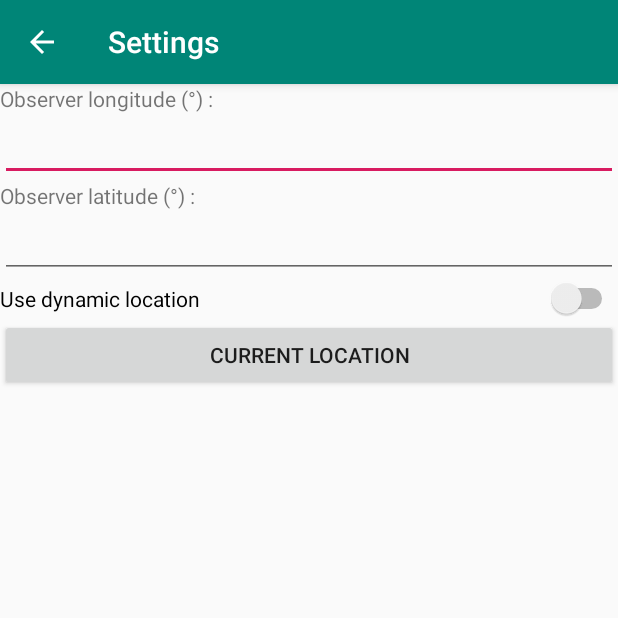
After one commit to altillimity/SatPredict, an Android app: the ConfigActivity screen opened directly, with no data from a screen before it, on a phone screen of 412 x 824 dp, the top half of it. The commit adds this screen. Run offline under Robolectric (Android 15) with nearby library versions, the phone set to English and light mode, and no system bars; libraries missing offline, so code that uses them is left out: org.json.simple; 2 statements that could not run were skipped.

Commit message:
Config menu

```diff
--- a/app/src/main/AndroidManifest.xml
+++ b/app/src/main/AndroidManifest.xml
@@ -2,6 +2,7 @@
 <manifest xmlns:android="http://schemas.android.com/apk/res/android"
     package="com.altillimity.satpredict">
 
+    <uses-permission android:name="android.permission.ACCESS_FINE_LOCATION" />
     <uses-permission android:name="android.permission.INTERNET" />
     <uses-permission android:name="android.permission.ACCESS_NETWORK_STATE"  />
 
@@ -25,6 +26,9 @@
         <activity android:name=".activities.MapActivity"
             android:parentActivityName=".activities.MenuActivity">
         </activity>
+        <activity android:name=".activities.ConfigActivity"
+            android:parentActivityName=".activities.MenuActivity">
+        </activity>
     </application>
 
 </manifest>
--- /dev/null
+++ b/app/src/main/java/com/altillimity/satpredict/activities/ConfigActivity.java
@@ -0,0 +1,111 @@
+package com.altillimity.satpredict.activities;
+
+import android.Manifest;
+import android.app.Activity;
+import android.app.AlertDialog;
+import android.content.Context;
+import android.content.Intent;
+import android.content.pm.PackageManager;
+import android.location.Location;
+import android.location.LocationListener;
+import android.location.LocationManager;
+import android.os.Bundle;
+import android.view.KeyEvent;
+import android.view.View;
+import android.widget.Button;
+import android.widget.EditText;
+import android.widget.Switch;
+import android.widget.Toast;
+
+import androidx.annotation.Nullable;
+import androidx.appcompat.app.AppCompatActivity;
+import androidx.appcompat.widget.ContentFrameLayout;
+import androidx.core.app.ActivityCompat;
+import androidx.core.content.ContextCompat;
+
+import com.altillimity.satpredict.R;
+
+public class ConfigActivity extends AppCompatActivity implements LocationListener {
+    EditText latField;
+    EditText lonField;
+
+    Button locateButton;
+
+    Switch dynamicLocationSwitch;
+
+    Activity thisAct = this;
+
+    LocationManager locationManager;
+
+    @Override
+    protected void onCreate(@Nullable Bundle savedInstanceState) {
+        super.onCreate(savedInstanceState);
+
+        setContentView(R.layout.config_view);
+        this.setTitle("Settings");
+
+        latField = findViewById(R.id.editTextLatitude);
+        lonField = findViewById(R.id.editTextLongitude);
+
+        latField.setText(MenuActivity.DATA.getLatitude());
+        lonField.setText(MenuActivity.DATA.getLongitude());
+
+        dynamicLocationSwitch = findViewById(R.id.switchDynamicLocation);
+
+        locateButton = findViewById(R.id.buttonAutoLocate);
+        locateButton.setOnClickListener(new LocateButtonListener());
+    }
+
+    public class LocateButtonListener implements View.OnClickListener {
+        @Override
+        public void onClick(View v) {
+            if (ContextCompat.checkSelfPermission(thisAct,
+                    Manifest.permission.ACCESS_FINE_LOCATION) != PackageManager.PERMISSION_GRANTED)
+                ActivityCompat.requestPermissions(thisAct, new String[] { Manifest.permission.ACCESS_FINE_LOCATION },
+                        99);
+            try {
+                Toast.makeText(thisAct, "Getting your current location...", Toast.LENGTH_SHORT).show();
+                locationManager = (LocationManager) getSystemService(Context.LOCATION_SERVICE);
+                locationManager.requestLocationUpdates(LocationManager.GPS_PROVIDER, 5000, 5, ConfigActivity.this);
+            } catch (SecurityException e) {
+                e.printStackTrace();
+                Toast.makeText(thisAct, "Error while getting your location!", Toast.LENGTH_SHORT).show();
+            }
+        }
+    }
+
+    @Override
+    public void onLocationChanged(Location location) {
+        lonField.setText(String.valueOf(location.getLongitude()));
+        latField.setText(String.valueOf(location.getLatitude()));
+        locationManager.removeUpdates(ConfigActivity.this);
+        Toast.makeText(thisAct, "Done!", Toast.LENGTH_SHORT).show();
+        MenuActivity.DATA.setLatitude(latField.getText().toString());
+        MenuActivity.DATA.setLongitude(lonField.getText().toString());
+        MenuActivity.DATA.saveConfig();
+    }
+
+    @Override
+    public void onProviderDisabled(String provider) {
+        Toast.makeText(this, "Please enable location to enable auto filling your longitude and latitude!",
+                Toast.LENGTH_SHORT).show();
+    }
+
+    @Override
+    public void onProviderEnabled(String provider) {
+
+    }
+
+    @Override
+    public void onStatusChanged(String provider, int status, Bundle extras) {
+
+    }
+
+    @Override
+    protected void onDestroy() {
+        super.onDestroy();
+        MenuActivity.DATA.setLatitude(latField.getText().toString());
+        MenuActivity.DATA.setLongitude(lonField.getText().toString());
+        MenuActivity.DATA.saveConfig();
+    }
+}
--- /dev/null
+++ b/app/src/main/res/layout/config_view.xml
@@ -0,0 +1,47 @@
+<?xml version="1.0" encoding="utf-8"?>
+<LinearLayout xmlns:android="http://schemas.android.com/apk/res/android"
+    android:orientation="vertical" android:layout_width="match_parent"
+    android:layout_height="match_parent">
+
+    <TextView
+        android:id="@+id/lblLong"
+        android:layout_width="match_parent"
+        android:layout_height="wrap_content"
+        android:text="Observer longitude (°) :" />
+
+    <EditText
+        android:id="@+id/editTextLongitude"
+        android:layout_width="match_parent"
+        android:layout_height="wrap_content"
+        android:ems="10"
+        android:inputType="textPersonName"
+        android:text="0.00000" />
+
+    <TextView
+        android:id="@+id/lblLat"
+        android:layout_width="match_parent"
+        android:layout_height="wrap_content"
+        android:text="Observer latitude (°) :" />
+
+    <EditText
+        android:id="@+id/editTextLatitude"
+        android:layout_width="match_parent"
+        android:layout_height="wrap_content"
+        android:ems="10"
+        android:inputType="textPersonName"
+        android:text="0.00000" />
+
+    <Switch
+        android:id="@+id/switchDynamicLocation"
+        android:layout_width="match_parent"
+        android:layout_height="wrap_content"
+        android:checked="false"
+        android:text="Use dynamic location" />
+
+    <Button
+        android:id="@+id/buttonAutoLocate"
+        android:layout_width="match_parent"
+        android:layout_height="wrap_content"
+        android:text="CURRENT LOCATION" />
+
+</LinearLayout>
--- a/app/src/main/res/layout/menu_view.xml
+++ b/app/src/main/res/layout/menu_view.xml
@@ -14,4 +14,10 @@
         android:layout_width="match_parent"
         android:layout_height="wrap_content"
         android:text="ADD SATELLITE" />
+
+    <Button
+        android:id="@+id/buttonConfig"
+        android:layout_width="match_parent"
+        android:layout_height="wrap_content"
+        android:text="SETTINGS" />
 </LinearLayout>
```
Also changed, not shown: app/src/main/java/com/altillimity/satpredict/DataStore.java (+19 -1 lines), app/src/main/java/com/altillimity/satpredict/activities/AddSatActivity.java (+6 -4 lines), app/src/main/java/com/altillimity/satpredict/activities/MenuActivity.java (+11 -1 lines), app/src/main/java/com/altillimity/satpredict/activities/Satellite.java (+16 -4 lines), 3 other files.
